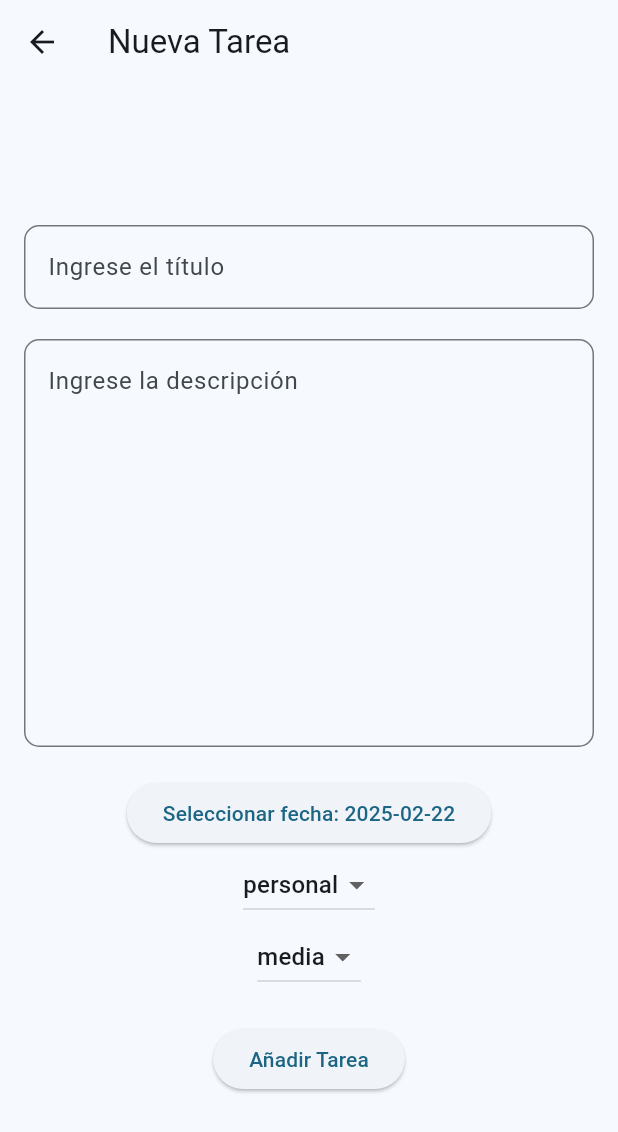
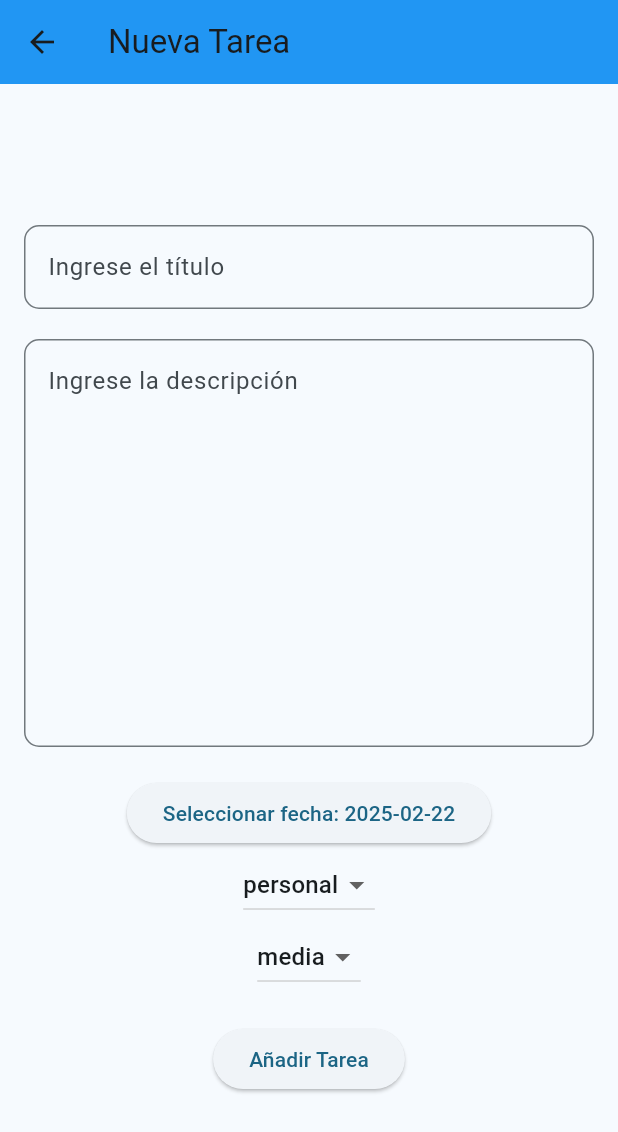
Before and after one commit to andrews0212/MyDailyList, a Flutter app: the screen it shows after launch, after a tap on the "add" icon, on a phone screen of 412 x 824 dp. Shown: the top 1132 px of the screen. Run offline on Flutter 3.47's test engine with Material 3 defaults, Android fonts, the phone set to English and light mode, and no system bars; our stand-ins replace sqflite; accounts and stored records are empty.

```diff
--- a/lib/NuevaVentana.dart
+++ b/lib/NuevaVentana.dart
@@ -31,6 +31,7 @@ class _NuevaPantallaState extends State<NuevaPantalla> {
     return Scaffold(
       appBar: AppBar(
         title: Text("Nueva Tarea"),
+        backgroundColor: Colors.blue,
       ),
       body: Center(
         child: Padding(
--- a/lib/VentanaModificar.dart
+++ b/lib/VentanaModificar.dart
@@ -42,6 +42,7 @@ class _NuevaPantallaState extends State<VentanaModificar> {
     return Scaffold(
       appBar: AppBar(
         title: Text("Modificar Tarea"),
+        backgroundColor: Colors.blue,
       ),
       body: Center(
         child: Padding(
--- a/lib/main.dart
+++ b/lib/main.dart
@@ -45,8 +45,18 @@ class _MyHomePageState extends State<MyHomePage> {
   @override
   Widget build(BuildContext context) {
     return Scaffold(
-      appBar: AppBar(
-        title: Text(widget.title),
+      appBar: PreferredSize(
+        preferredSize: Size.fromHeight(90.0), // Ajusta la altura del AppBar
+        child: AppBar(
+          flexibleSpace: Center(
+            child: Image.asset(
+              'lib/imagenes/logo.png',
+              fit: BoxFit.contain, // Ajusta la imagen dentro del flexibleSpace
+            ),
+          ),
+          backgroundColor: Colors.blue,
+          elevation: 0,
+        ),
       ),
       body: Padding(
         padding: const EdgeInsets.all(8.0),
```
